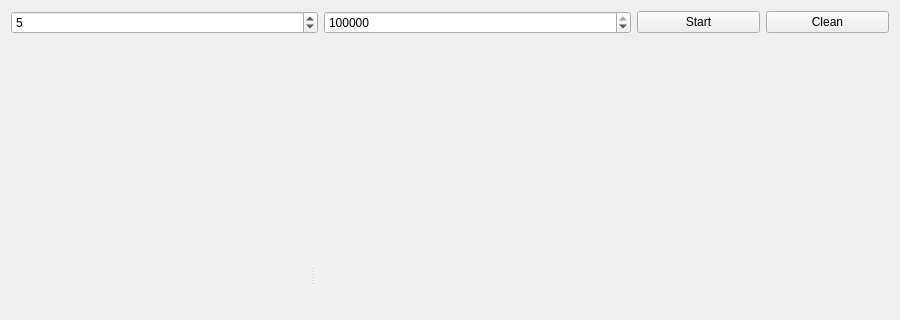
Cvelth/Comp_Simulation_Projects, file Lab2_GUI/gui.ui: the form before one commit; both pictures show x 0 to 900 and y 0 to 320 of the 900 by 520 pixel window.
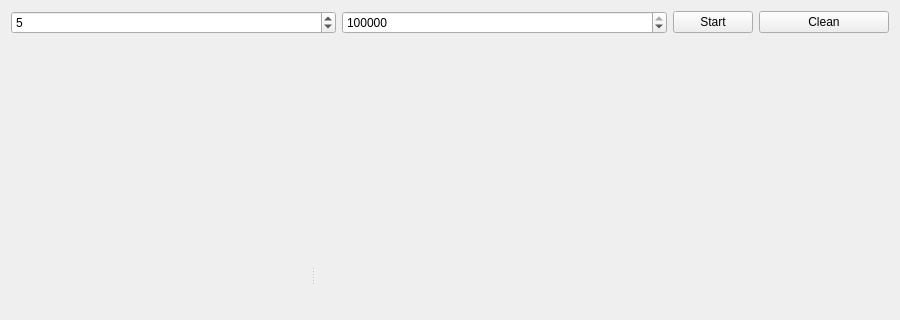
The form after the commit.

Commit message: gui from Lab2_GUI was changed to be easily inherited.

Patch:
```diff
--- a/Lab2_GUI/gui.ui
+++ b/Lab2_GUI/gui.ui
@@ -15,7 +15,7 @@
   </property>
   <layout class="QVBoxLayout" name="verticalLayout" stretch="0,1">
    <item>
-    <layout class="QHBoxLayout" name="horizontalLayout" stretch="5,5,2,2">
+    <layout class="QHBoxLayout" name="horizontalLayout" stretch="5,5,0,2">
      <item>
       <widget class="QSpinBox" name="tasks">
        <property name="minimum">
@@ -43,12 +43,16 @@
       </widget>
      </item>
      <item>
+      <layout class="QHBoxLayout" name="buttons">
+       <item>
       <widget class="QPushButton" name="start">
        <property name="text">
         <string>Start</string>
        </property>
       </widget>
      </item>
+      </layout>
+     </item>
      <item>
       <widget class="QPushButton" name="clean">
        <property name="text">
```
Left out of the diff: 2 changed lines with no effect on the pictures. Lines whose indentation alone changed are shown as unchanged. The commit also changes 1 other file.
